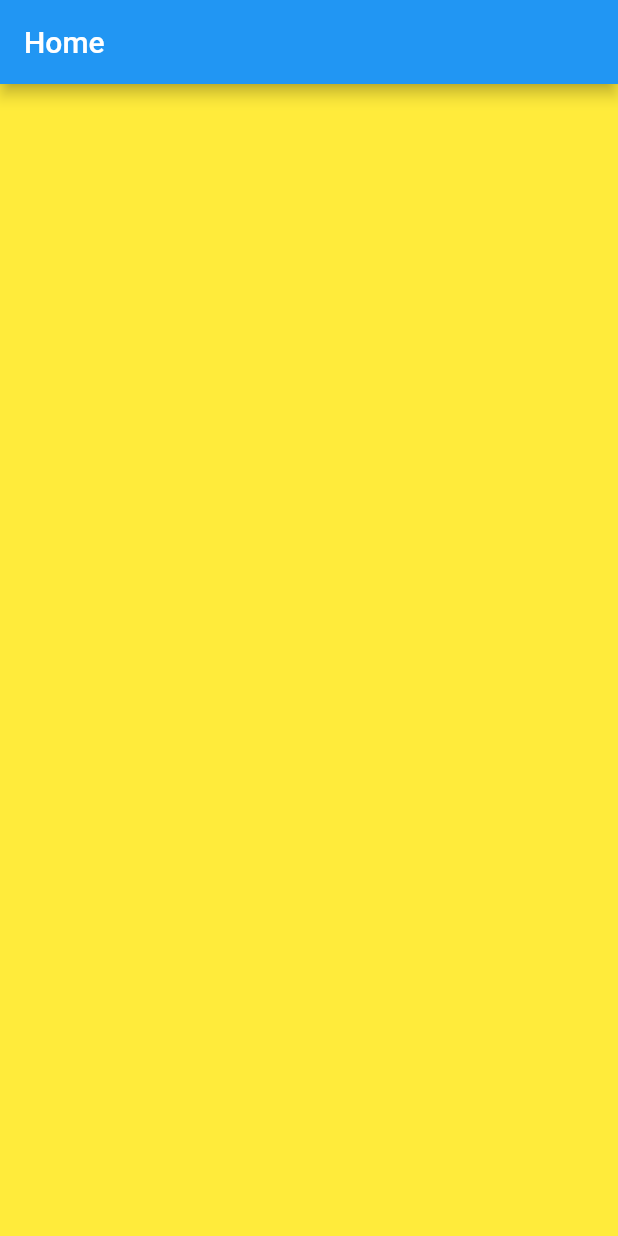
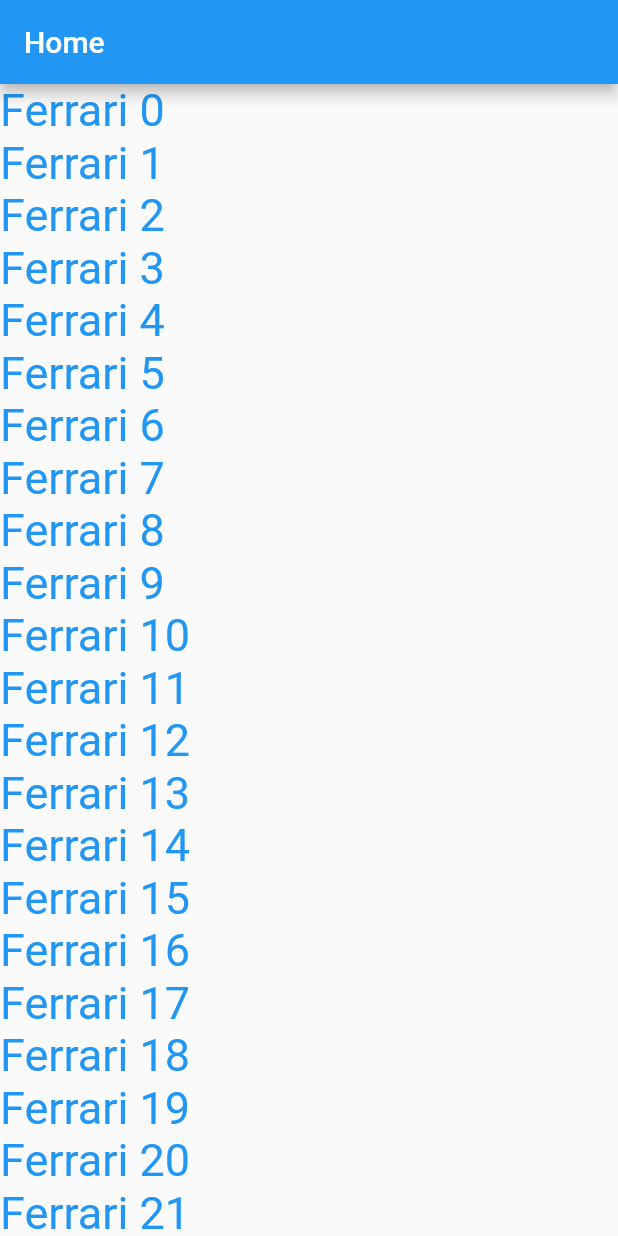
Before and after one commit to FrancaTM/cars-sample, a Flutter app: the HomePage screen opened directly, on a phone screen of 412 x 824 dp. Run offline on Flutter 3.47's test engine with Material 2 defaults, Android fonts, the phone set to English and light mode, and no system bars.

Commit message:
adiciona classe carro & carro service adiciona lista de carros minor changes

```diff
--- /dev/null
+++ b/lib/domain/carro.dart
@@ -0,0 +1,6 @@
+class Carro {
+  final String nome;
+  final String urlFoto;
+
+  Carro({this.nome, this.urlFoto});
+}
--- /dev/null
+++ b/lib/domain/services/carro_service.dart
@@ -0,0 +1,14 @@
+import 'package:cars_sample/domain/carro.dart';
+
+class CarroService {
+  static List<Carro> getCarros() {
+    final carros = List.generate(50, (index) {
+      return Carro(
+          nome: 'Ferrari $index',
+          urlFoto:
+              'http://www.livroandroid.com.br/livro/carros/classicos/Chevrolet_Corvette.png');
+    });
+
+    return carros;
+  }
+}
--- a/lib/pages/home_page.dart
+++ b/lib/pages/home_page.dart
@@ -1,3 +1,4 @@
+import 'package:cars_sample/domain/services/carro_service.dart';
 import 'package:flutter/material.dart';
 
 class HomePage extends StatelessWidget {
@@ -7,9 +8,23 @@ class HomePage extends StatelessWidget {
       appBar: AppBar(
         title: Text('Home'),
       ),
-      body: Container(
-        color: Colors.yellow,
-      ),
+      body: _buildListView(),
+    );
+  }
+
+  _buildListView() {
+    final carros = CarroService.getCarros();
+
+    return ListView.builder(
+      itemCount: carros.length,
+      itemBuilder: (context, index) {
+        final c = carros[index];
+
+        return Text(
+          c.nome,
+          style: TextStyle(fontSize: 30.0, color: Colors.blue),
+        );
+      },
     );
   }
 }
--- a/lib/pages/login_page.dart
+++ b/lib/pages/login_page.dart
@@ -1,4 +1,4 @@
-import 'package:cars_sample/domain/login_service.dart';
+import 'package:cars_sample/domain/services/login_service.dart';
 import 'package:cars_sample/pages/home_page.dart';
 import 'package:cars_sample/utils/nav.dart';
 import 'package:flutter/material.dart';
```
Also changed, not shown: lib/domain/services/login_service.dart (renamed from lib/domain/login_service.dart).
